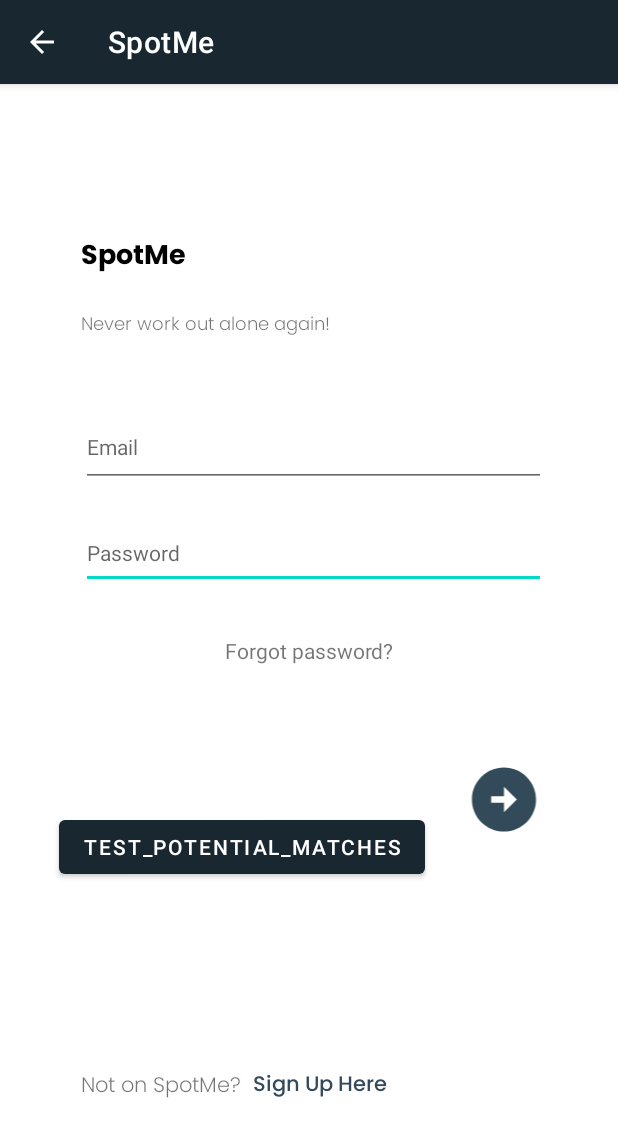
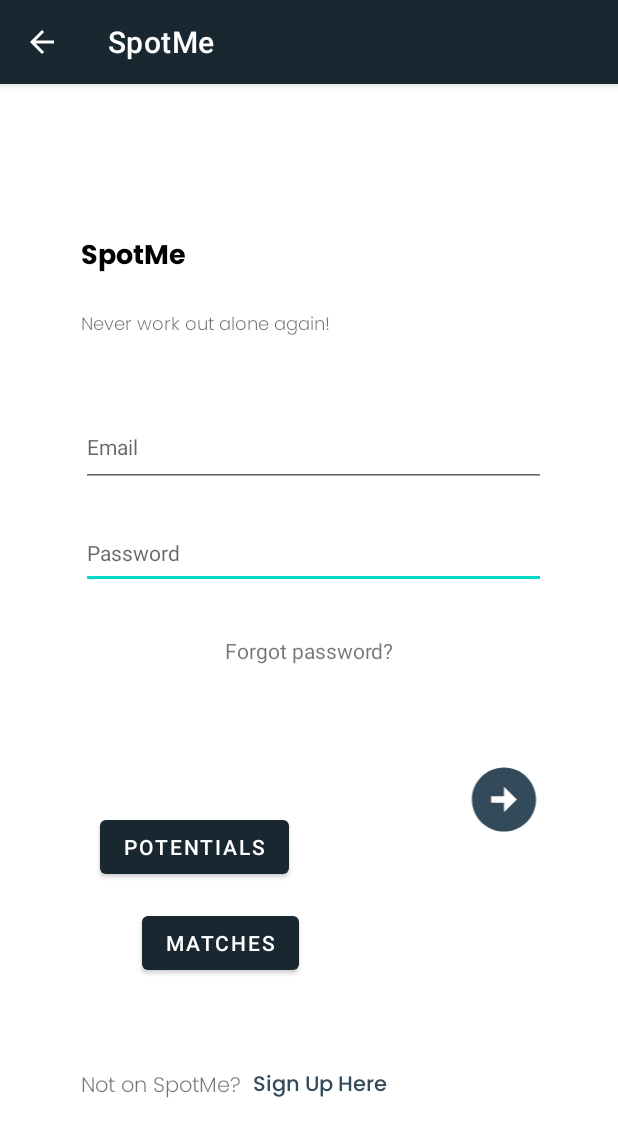
Before and after one commit to jmaydwell1/SpotMe, an Android app: the screen it shows after launch (MainActivity), on a phone screen of 412 x 824 dp. Shown: the top 1137 px of the screen. Run offline under Robolectric (Android 15) with nearby library versions, the phone set to English and light mode, and no system bars; our stand-ins replace Firebase (no records; nobody signed in at launch, a user with empty details on screens opened directly).

Commit message:
Modify ui and add test button on login page for 7a and 7b

```diff
--- a/app/src/main/java/edu/neu/madcourse/spotme/MainActivity.java
+++ b/app/src/main/java/edu/neu/madcourse/spotme/MainActivity.java
@@ -31,6 +31,7 @@ public class MainActivity extends AppCompatActivity {
     private ImageView loginBtn;
     private TextView forgotPw;
     private Button potentialMatchBtn;
+    private Button matchBtn;
 
     private DatabaseReference mDatabase;
     private FirebaseAuth mAuth;
@@ -52,6 +53,7 @@ public class MainActivity extends AppCompatActivity {
         mAuth = FirebaseAuth.getInstance();
 
         potentialMatchBtn = findViewById(R.id.test_potential_btn);
+        matchBtn = findViewById(R.id.test_matches);
 
         loginBtn.setOnClickListener(new View.OnClickListener() {
             @Override
@@ -74,7 +76,6 @@ public class MainActivity extends AppCompatActivity {
             }
         });
 
-
         signUpTv.setOnClickListener(new View.OnClickListener() {
             @Override
             public void onClick(View view) {
@@ -93,6 +94,11 @@ public class MainActivity extends AppCompatActivity {
 
         potentialMatchBtn.setOnClickListener(view -> {
             Intent potentialIntent = new Intent(MainActivity.this, PotentialMatches.class);
+            MainActivity.this.startActivity(potentialIntent);
+        });
+
+        matchBtn.setOnClickListener(view -> {
+            Intent potentialIntent = new Intent(MainActivity.this, MainMatchMessageActivity.class);
             MainActivity.this.startActivity(potentialIntent);
         });
 
--- a/app/src/main/res/layout-land/login_activity.xml
+++ b/app/src/main/res/layout-land/login_activity.xml
@@ -137,11 +137,24 @@
         android:id="@+id/test_dialog_button"
         android:layout_width="wrap_content"
         android:layout_height="wrap_content"
-        android:text="Test_popup"
+        android:text="Potentials"
         app:layout_constraintBottom_toBottomOf="parent"
         app:layout_constraintEnd_toEndOf="parent"
+        app:layout_constraintHorizontal_bias="0.676"
         app:layout_constraintStart_toStartOf="parent"
         app:layout_constraintTop_toTopOf="parent"
-        app:layout_constraintVertical_bias="0.808" />
+        app:layout_constraintVertical_bias="0.9" />
+
+    <Button
+        android:id="@+id/test_matches"
+        android:layout_width="wrap_content"
+        android:layout_height="wrap_content"
+        android:text="Matches"
+        app:layout_constraintBottom_toBottomOf="parent"
+        app:layout_constraintEnd_toEndOf="parent"
+        app:layout_constraintHorizontal_bias="0.446"
+        app:layout_constraintStart_toStartOf="parent"
+        app:layout_constraintTop_toTopOf="parent"
+        app:layout_constraintVertical_bias="0.9" />
 
 </androidx.constraintlayout.widget.ConstraintLayout>
--- a/app/src/main/res/layout/login_activity.xml
+++ b/app/src/main/res/layout/login_activity.xml
@@ -130,11 +130,23 @@
         android:id="@+id/test_potential_btn"
         android:layout_width="wrap_content"
         android:layout_height="wrap_content"
-        android:text="Test_Potential_Matches"
+        android:text="Potentials"
         app:layout_constraintBottom_toBottomOf="parent"
         app:layout_constraintEnd_toEndOf="parent"
         app:layout_constraintHorizontal_bias="0.234"
         app:layout_constraintStart_toStartOf="parent"
         app:layout_constraintTop_toTopOf="parent"
         app:layout_constraintVertical_bias="0.673" />
+
+    <Button
+        android:id="@+id/test_matches"
+        android:layout_width="wrap_content"
+        android:layout_height="wrap_content"
+        android:text="Matches"
+        app:layout_constraintBottom_toBottomOf="parent"
+        app:layout_constraintEnd_toEndOf="parent"
+        app:layout_constraintHorizontal_bias="0.308"
+        app:layout_constraintStart_toStartOf="parent"
+        app:layout_constraintTop_toTopOf="parent"
+        app:layout_constraintVertical_bias="0.762" />
 </androidx.constraintlayout.widget.ConstraintLayout>
--- a/app/src/main/res/layout/potential_buddy_dialog.xml
+++ b/app/src/main/res/layout/potential_buddy_dialog.xml
@@ -12,8 +12,7 @@
         android:layout_height="wrap_content"
         android:background="@color/spotMe_darkerBlue"
         app:cardBackgroundColor="@color/spotMe_darkerBlue"
-        app:cardCornerRadius="40dp"
-        >
+        app:cardCornerRadius="40dp" >
 
         <LinearLayout
             android:layout_width="match_parent"
--- a/app/src/main/res/layout/potential_matches.xml
+++ b/app/src/main/res/layout/potential_matches.xml
@@ -10,7 +10,7 @@
     <androidx.recyclerview.widget.RecyclerView
         android:id="@+id/swRecyclerView"
         android:layout_width="match_parent"
-        android:layout_height="match_parent"
+        android:layout_height="0dp"
         app:layout_constraintBottom_toBottomOf="parent"
         app:layout_constraintEnd_toEndOf="parent"
         app:layout_constraintStart_toStartOf="parent"
```
